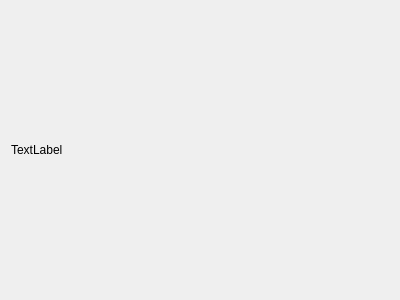
First picture: the form in planetary_system_stacker/Test_programs/gui_with_label.ui, repository Rolf-Hempel/PlanetarySystemStacker, before the edit.
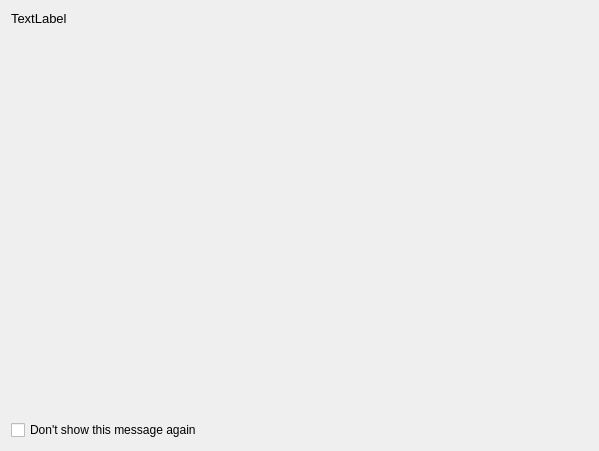
Second picture: the form after the edit.

```diff
--- a/planetary_system_stacker/Test_programs/gui_with_label.ui
+++ b/planetary_system_stacker/Test_programs/gui_with_label.ui
@@ -6,18 +6,36 @@
    <rect>
     <x>0</x>
     <y>0</y>
-    <width>400</width>
-    <height>300</height>
+    <width>599</width>
+    <height>451</height>
    </rect>
   </property>
   <property name="windowTitle">
    <string>Form</string>
   </property>
-  <layout class="QHBoxLayout" name="horizontalLayout">
+  <layout class="QVBoxLayout" name="verticalLayout">
    <item>
     <widget class="QLabel" name="label">
+     <property name="font">
+      <font>
+       <pointsize>10</pointsize>
+      </font>
+     </property>
      <property name="text">
       <string>TextLabel</string>
+     </property>
+     <property name="alignment">
+      <set>Qt::AlignLeading|Qt::AlignLeft|Qt::AlignTop</set>
+     </property>
+     <property name="wordWrap">
+      <bool>true</bool>
+     </property>
+    </widget>
+   </item>
+   <item>
+    <widget class="QCheckBox" name="dont_show_checkBox">
+     <property name="text">
+      <string>Don't show this message again</string>
      </property>
     </widget>
    </item>
```
